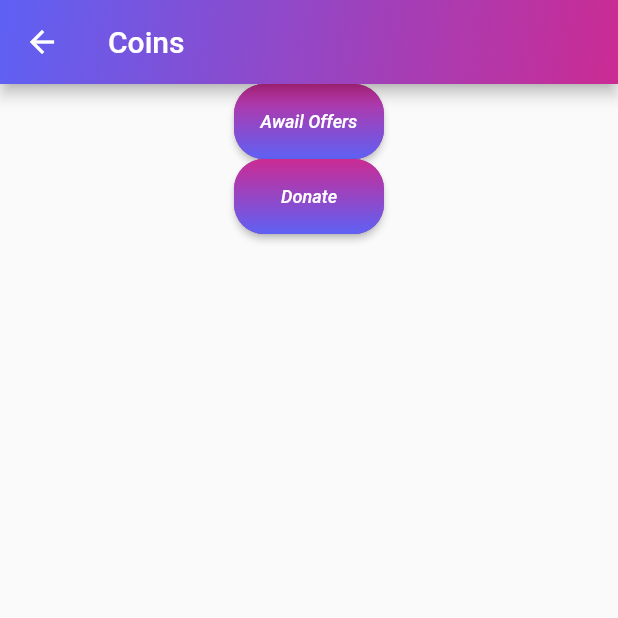
After one commit to Divyansh-Mehta/tourist_support_portal, a Flutter app: the CoinScreen screen opened by its route, on a phone screen of 412 x 824 dp, the top half of it. The commit adds this screen. Run offline on Flutter 3.47's test engine with Material 2 defaults, Android fonts, the phone set to English and light mode, and no system bars; our stand-ins replace carousel_slider, firebase_auth, firebase_core; accounts and stored records are empty; network calls fail.

Commit message:
Added more features

```diff
--- a/lib/main.dart
+++ b/lib/main.dart
@@ -3,7 +3,8 @@ import "package:firebase_auth/firebase_auth.dart";
 import "package:flutter/material.dart";
 import "package:provider/provider.dart";
 
-import "package:tourist_support_portal/screens/home_screen.dart";
+import "./screens/coin_screen.dart";
+import "./screens/home_screen.dart";
 import "./providers/places_provider.dart";
 import "./screens/signin_screen.dart";
 import "./screens/reset_password_screen.dart";
@@ -36,6 +37,7 @@ class MyApp extends StatelessWidget {
         ),
         home: auth == null ? SignInScreen() : TabsScreen(),
         routes: {
+          CoinScreen.routeName: (_) => CoinScreen(),
           ProfileScreen.routeName: (_) => ProfileScreen(),
           TabsScreen.routeName: (_) => TabsScreen(),
           HomeScreen.routeName: (_) => HomeScreen(),
--- /dev/null
+++ b/lib/screens/coin_screen.dart
@@ -0,0 +1,99 @@
+import 'package:flutter/material.dart';
+
+import "../utils/color_utils.dart";
+
+class CoinScreen extends StatefulWidget {
+  const CoinScreen({Key key}) : super(key: key);
+  static const routeName = "coin_screen";
+  @override
+  State<CoinScreen> createState() => _CoinScreenState();
+}
+
+class _CoinScreenState extends State<CoinScreen> {
+  @override
+  Widget build(BuildContext context) {
+    return Scaffold(
+      appBar: AppBar(
+        title: Text("Coins"),
+        flexibleSpace: Container(
+          decoration: BoxDecoration(
+            gradient: LinearGradient(
+              colors: [
+                hexStringToColor("CB2B93"),
+                hexStringToColor("9546C4"),
+                hexStringToColor("5E61F4")
+              ],
+              begin: Alignment.bottomRight,
+              end: Alignment.topLeft,
+            ),
+          ),
+        ),
+      ),
+      body: Column(
+        children: [
+          Container(
+            child: null,
+          ),
+          ElevatedButton(
+            style: ElevatedButton.styleFrom(
+                padding: EdgeInsets.zero,
+                shape: RoundedRectangleBorder(
+                    borderRadius: BorderRadius.circular(20))),
+            child: Ink(
+              decoration: BoxDecoration(
+                  gradient: LinearGradient(
+                    colors: [
+                      hexStringToColor("CB2B93"),
+                      hexStringToColor("9546C4"),
+                      hexStringToColor("5E61F4")
+                    ],
+                    begin: Alignment.topCenter,
+                    end: Alignment.bottomCenter,
+                  ),
+                  borderRadius: BorderRadius.circular(20)),
+              child: Container(
+                width: 100,
+                height: 50,
+                alignment: Alignment.center,
+                child: const Text(
+                  "Awail Offers",
+                  style: TextStyle(fontSize: 12, fontStyle: FontStyle.italic),
+                ),
+              ),
+            ),
+            onPressed: () {},
+          ),
+          ElevatedButton(
+            style: ElevatedButton.styleFrom(
+                padding: EdgeInsets.zero,
+                shape: RoundedRectangleBorder(
+                    borderRadius: BorderRadius.circular(20))),
+            child: Ink(
+              decoration: BoxDecoration(
+                  gradient: LinearGradient(
+                    colors: [
+                      hexStringToColor("CB2B93"),
+                      hexStringToColor("9546C4"),
+                      hexStringToColor("5E61F4")
+                    ],
+                    begin: Alignment.topCenter,
+                    end: Alignment.bottomCenter,
+                  ),
+                  borderRadius: BorderRadius.circular(20)),
+              child: Container(
+                width: 100,
+                height: 50,
+                alignment: Alignment.center,
+                child: const Text(
+                  "Donate",
+                  style: TextStyle(fontSize: 12, fontStyle: FontStyle.italic),
+                ),
+              ),
+            ),
+            onPressed: () {},
+          ),
+        ],
+      ),
+    );
+  }
+}
--- a/lib/screens/tabs_screen.dart
+++ b/lib/screens/tabs_screen.dart
@@ -4,6 +4,7 @@ import "package:provider/provider.dart";
 import "./home_screen.dart";
 import "../utils/color_utils.dart";
 import "../widgets/app_drawer.dart";
+import "./coin_screen.dart";
 
 // ignore: use_key_in_widget_constructors
 class TabsScreen extends StatefulWidget {
@@ -111,7 +112,11 @@ class _TabsScreenState extends State<TabsScreen> {
       appBar: AppBar(
         actions: [
           IconButton(
-              onPressed: () {}, icon: Icon(Icons.currency_exchange_rounded))
+            onPressed: () {
+              Navigator.of(context).pushNamed(CoinScreen.routeName);
+            },
+            icon: Icon(Icons.currency_exchange_rounded),
+          ),
         ],
         title: const Text("Tripsyy"),
         centerTitle: true,
```
